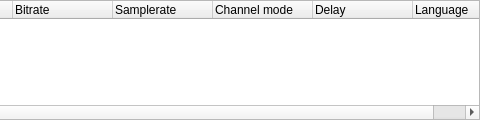
Above: ui/audiofilelistwidget.ui from MINIXJR/TTCut-ng before the change; both pictures show x 320 to 800 and y 0 to 120 of the 800 by 120 pixel window. Below: the same form after it.
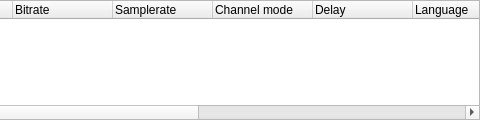
That is the form after the change. Icons and pictures are not drawn.

The edit to the form file:
```diff
--- a/ui/audiofilelistwidget.ui
+++ b/ui/audiofilelistwidget.ui
@@ -274,6 +274,26 @@
        <string>Language</string>
       </property>
      </column>
+     <column>
+      <property name="text" >
+       <string>Name</string>
+      </property>
+     </column>
+     <column>
+      <property name="text" >
+       <string>Original</string>
+      </property>
+     </column>
+     <column>
+      <property name="text" >
+       <string>Visually impaired</string>
+      </property>
+     </column>
+     <column>
+      <property name="text" >
+       <string>Hearing impaired</string>
+      </property>
+     </column>
      <column>
       <property name="text" >
        <string notr="true"/>
```
